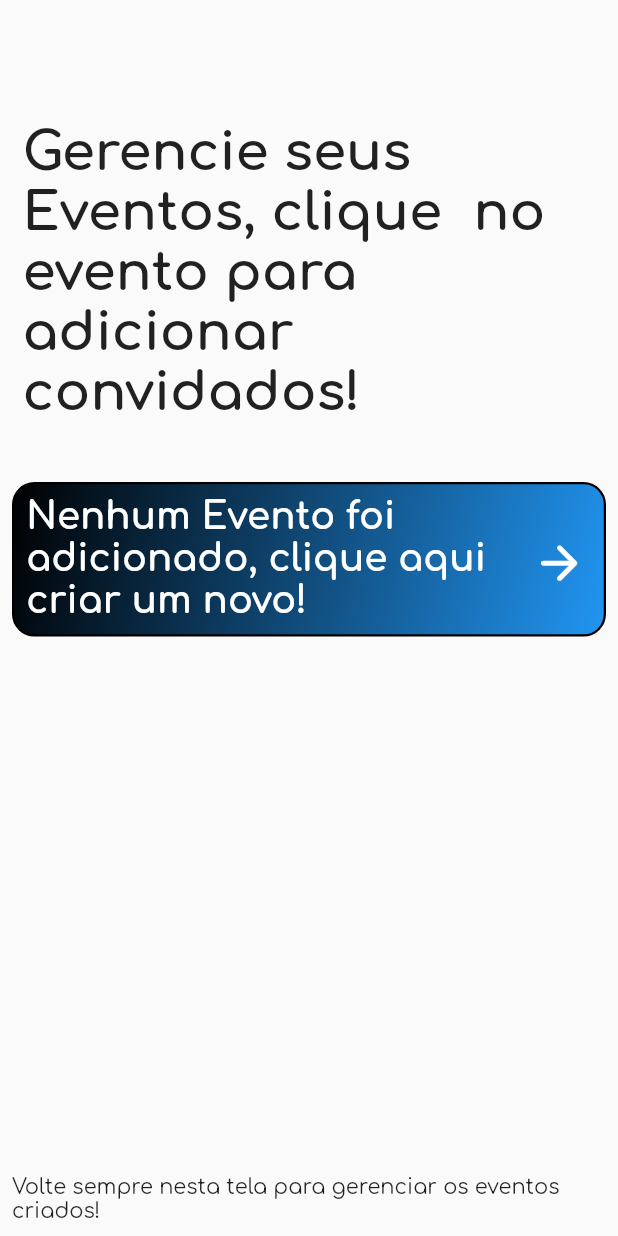
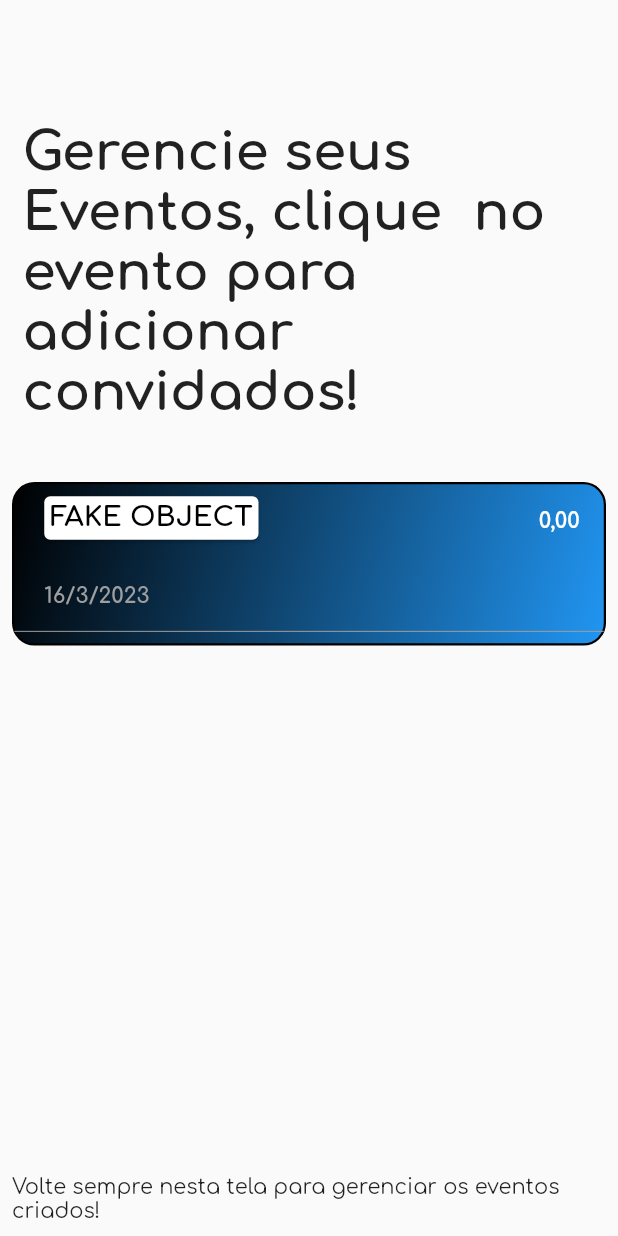
Before and after one commit to NeltonMenata/apupu_eventos, a Flutter app: the HomePage screen opened by its route, after a tap on "Gerenciar Eventos", on a phone screen of 412 x 824 dp. Run offline on Flutter 3.47's test engine with Material 2 defaults, Android fonts, the phone set to English and light mode, and no system bars; our stand-ins replace parse_server_sdk, qr_flutter; missing offline and left inert: flutter_barcode_scanner; network calls fail.

Commit message:
Add Event Online done

```diff
--- /dev/null
+++ b/lib/layers/data/datasources/back4app/get_all_event_datasource_back4app_imp.dart
@@ -0,0 +1,42 @@
+import 'dart:convert';
+
+import 'package:apupu_eventos/layers/data/dtos/event_dto.dart';
+import 'package:parse_server_sdk/parse_server_sdk.dart';
+import '../../../domain/entities/event/event_entity.dart';
+import '../get_all_event_datasource.dart';
+
+class GetAllEventDataSourceBack4appImp implements IGetAllEventDataSource {
+  @override
+  Future<List<EventEntity>> call() async {
+    final functionAllEvent = ParseCloudFunction("getAllEvent");
+    final allEvent = await functionAllEvent.execute();
+    if (allEvent.statusCode == 200) {
+      final List<EventDto> list = [];
+      allEvent.result.forEach((e) {
+        list.add(
+          EventDto(
+            dateOfRealization: DateTime.parse(e["dateOfRealization"]["iso"]),
+            imgCatalog: e["imgCatalog"].toString(),
+            name: e["name"].toString(),
+            objectId: e["objectId"].toString(),
+            organization: e["organization"].toString(),
+            price: double.parse(
+              e["price"].toString(),
+            ),
+          ),
+        );
+      });
+
+      return list;
+    }
+    return [
+      EventDto(
+          dateOfRealization: DateTime.now(),
+          imgCatalog: "",
+          name: "Fake Object",
+          objectId: "",
+          organization: "",
+          price: 0)
+    ];
+  }
+}
--- a/lib/layers/data/datasources/back4app/get_guest_datasource_back4app_imp.dart
+++ b/lib/layers/data/datasources/back4app/get_guest_datasource_back4app_imp.dart
@@ -10,6 +10,7 @@ class GetGuestDataSourceBack4appImp implements IGetGuestDataSource {
       name: "name get",
       contact: "contact get",
       eventObjectId: 'eventObjectId get',
+      doormanObjectId: "doorman Object Id",
       isIn: false,
     );
   }
--- a/lib/layers/data/datasources/mock/get_guest_datasource_mock_imp.dart
+++ b/lib/layers/data/datasources/mock/get_guest_datasource_mock_imp.dart
@@ -12,6 +12,7 @@ class GetGuestDataSourceMockImp implements IGetGuestDataSource {
           objectId: "objectId",
           name: "name",
           contact: "contact",
+          doormanObjectId: "doormanId",
           eventObjectId: "eventObjectId");
     }
 
--- a/lib/layers/data/datasources/mock/save_guest_datasource_mock_imp.dart
+++ b/lib/layers/data/datasources/mock/save_guest_datasource_mock_imp.dart
@@ -1,7 +1,5 @@
 import 'package:apupu_eventos/layers/data/datasources/mock/database_mock.dart';
-import 'package:apupu_eventos/layers/data/dtos/guest_dto.dart';
 import 'package:apupu_eventos/layers/domain/entities/guest/guest_entity.dart';
-import 'package:parse_server_sdk/parse_server_sdk.dart';
 
 import '../save_guest_datasource.dart';
 
--- a/lib/layers/domain/entities/event/event_entity.dart
+++ b/lib/layers/domain/entities/event/event_entity.dart
@@ -1,14 +1,16 @@
 class EventEntity {
   final String objectId;
   final String name;
-  final DateTime dateOfrealization;
+  final DateTime dateOfRealization;
+  final String organization;
   final String imgCatalog;
   final double price;
 
   EventEntity({
     required this.objectId,
     required this.name,
-    required this.dateOfrealization,
+    required this.dateOfRealization,
+    required this.organization,
     required this.imgCatalog,
     required this.price,
   });
--- a/lib/layers/domain/entities/guest/guest_entity.dart
+++ b/lib/layers/domain/entities/guest/guest_entity.dart
@@ -4,12 +4,14 @@ class GuestEntity {
   final String contact;
   bool isIn;
   final String eventObjectId;
+  final String doormanObjectId;
 
   GuestEntity({
     required this.objectId,
     required this.name,
     required this.contact,
     this.isIn = false,
+    required this.doormanObjectId,
     required this.eventObjectId,
   });
 }
--- a/lib/layers/presenter/routes/Routes.dart
+++ b/lib/layers/presenter/routes/Routes.dart
@@ -21,6 +21,8 @@ abstract class Routes {
   static const RESULT_SEARCH_GUEST = "/result_search_guest";
   static const LOGIN = "/login";
 
+  // Routers for Doorman
+
   static Map<String, Widget Function(BuildContext)> routes(
       BuildContext context) {
     return {
--- a/lib/layers/presenter/ui/add_event/add_event_page.dart
+++ b/lib/layers/presenter/ui/add_event/add_event_page.dart
@@ -157,6 +157,7 @@ class _AddEventPageState extends State<AddEventPage> {
                                 onPressed: () async {
                                   if (nameController.text.isEmpty ||
                                       dateController.text.isEmpty ||
+                                      organizationNameController.text.isEmpty ||
                                       priceController.text.isEmpty) {
                                     showResultCustom(context,
                                         "Preencha os campos corretamente!");
@@ -170,6 +171,7 @@ class _AddEventPageState extends State<AddEventPage> {
                                       context,
                                       nameController.text,
                                       date,
+                                      organizationNameController.text,
                                       double.parse(priceController.text));
 
                                   setState(() {
--- a/lib/layers/presenter/ui/home/home_page.dart
+++ b/lib/layers/presenter/ui/home/home_page.dart
@@ -65,11 +65,11 @@ class _HomePageState extends State<HomePage> {
               ),
               const Spacer(),
               ListTile(
-                title: Text(
+                title: const Text(
                   "Terminar Sessão",
                   style: TextStyle(fontWeight: FontWeight.bold),
                 ),
-                trailing: Icon(Icons.logout_outlined),
+                trailing: const Icon(Icons.logout_outlined),
                 onTap: () async {
                   final user = await ParseUser.currentUser() as ParseUser;
                   user.logout();
--- a/lib/layers/presenter/ui/manager_event/manager_event_controller.dart
+++ b/lib/layers/presenter/ui/manager_event/manager_event_controller.dart
@@ -1,3 +1,4 @@
+import 'package:apupu_eventos/layers/data/datasources/back4app/get_all_event_datasource_back4app_imp.dart';
 import 'package:apupu_eventos/layers/data/datasources/mock/get_all_event_datasource_mock_imp.dart';
 import 'package:apupu_eventos/layers/data/repositories_imp/get_all_event/get_all_event_repository_imp.dart';
 import 'package:apupu_eventos/layers/domain/entities/event/event_entity.dart';
@@ -9,7 +10,7 @@ import 'package:flutter/cupertino.dart';
 class ManagerEventController {
   final IGetAllEventUseCase _getAllEventUseCase = GetAllEventUseCaseImp(
     GetAllEventRepositoryImp(
-      GetAllEventDataSourceMockImp(),
+      GetAllEventDataSourceBack4appImp(),
     ),
   );
 
--- a/lib/layers/presenter/ui/manager_event/manager_event_page.dart
+++ b/lib/layers/presenter/ui/manager_event/manager_event_page.dart
@@ -78,22 +78,50 @@ class _ManagerEventPageState extends State<ManagerEventPage> {
                               snapshot.data!.length,
                               ((index) {
                                 final date =
-                                    snapshot.data![index].dateOfrealization;
+                                    snapshot.data![index].dateOfRealization;
                                 return Column(
                                   children: [
                                     ListTile(
-                                      title: Text(
-                                        snapshot.data![index].name,
+                                      // leading: CircleAvatar(),
+                                      title: Column(
+                                        crossAxisAlignment:
+                                            CrossAxisAlignment.start,
+                                        children: [
+                                          Card(
+                                            child: Padding(
+                                              padding:
+                                                  const EdgeInsets.all(4.0),
+                                              child: Text(
+                                                "${snapshot.data![index].name.toUpperCase()}",
+                                                style: TextStyle(
+                                                    fontSize: fontSizeTitle,
+                                                    fontWeight: FontWeight.bold,
+                                                    color: Colors.black),
+                                              ),
+                                            ),
+                                          ),
+                                          Padding(
+                                            padding: const EdgeInsets.symmetric(
+                                                horizontal: 4.0),
+                                            child: Text(
+                                              "${snapshot.data![index].organization}",
                                               style: TextStyle(
                                                   fontSize: fontSizeTitle,
                                                   fontWeight: FontWeight.bold,
                                                   color: Colors.white),
                                             ),
-                                      subtitle: Text(
+                                          ),
+                                        ],
+                                      ),
+                                      subtitle: Padding(
+                                        padding: const EdgeInsets.all(4.0),
+                                        child: Text(
                                           "${date.day}/${date.month}/${date.year}",
                                           style: TextStyle(
                                               fontSize: fontSizeSubtitle,
+                                              fontWeight: FontWeight.bold,
                                               color: Colors.grey),
+                                        ),
                                       ),
                                       trailing: Text(
                                         snapshot.data![index].price
@@ -102,11 +130,13 @@ class _ManagerEventPageState extends State<ManagerEventPage> {
                                             .replaceAll(".", ","),
                                         style: TextStyle(
                                             fontSize: fontSizeSubtitle,
-                                            color: Colors.black),
+                                            fontWeight: FontWeight.bold,
+                                            color: Colors.white),
                                       ),
                                       onTap: () {
-                                        Navigator.of(context)
-                                            .pushNamed(Routes.REGISTER_GUEST);
+                                        Navigator.of(context).pushNamed(
+                                            Routes.REGISTER_GUEST,
+                                            arguments: snapshot.data![index]);
                                       },
                                     ),
                                     const Divider(
```
Also changed, not shown: lib/layers/data/datasources/back4app/save_event_datasource_back4app_imp.dart (+42 -1 lines), lib/layers/data/datasources/back4app/save_guest_datasource_back4app_imp.dart (+35 -18 lines), lib/layers/data/dtos/event_dto.dart (added, +53 -0 lines), lib/layers/data/dtos/guest_dto.dart (+7 -4 lines), lib/layers/presenter/ui/add_event/add_event_controller.dart (+15 -12 lines), lib/layers/presenter/ui/add_guest/add_guest_page.dart (+6 -6 lines), lib/layers/presenter/ui/login/login_controller.dart (+7 -0 lines), lib/layers/presenter/ui/register_in_or_out_guest/register_in_or_out_guest_page.dart (+19 -4 lines), lib/layers/presenter/ui/splash/splash_page.dart (+14 -4 lines). Lines whose indentation alone changed are shown as unchanged.
